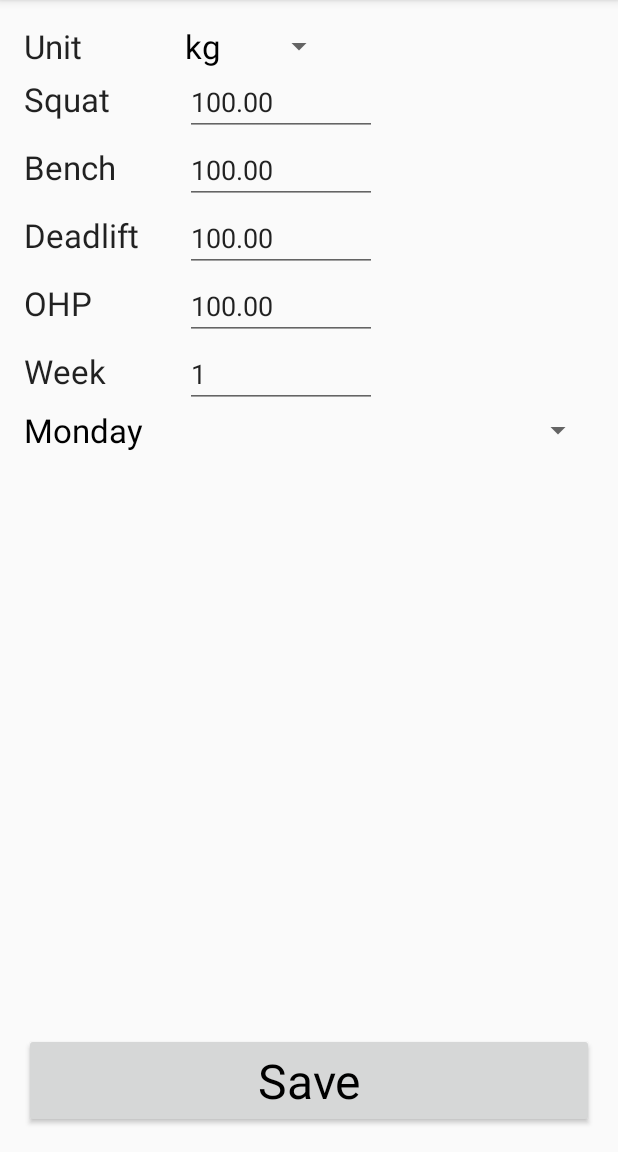
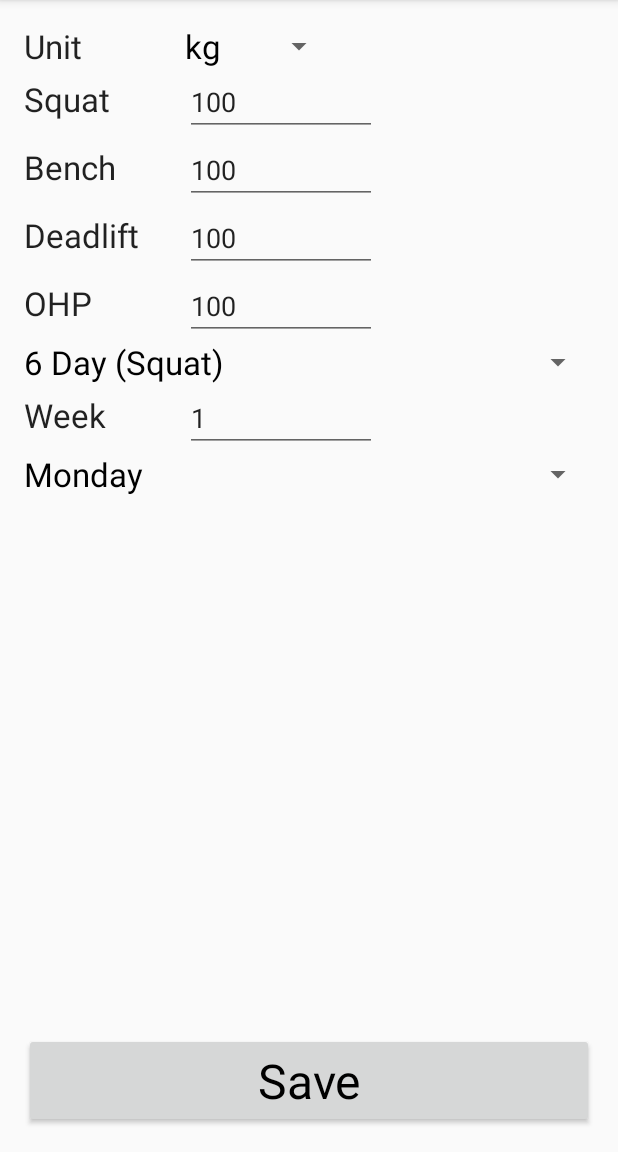
Before and after one commit to grom358/2Suns531, an Android app: the SetupActivity screen opened directly, with no data from a screen before it, on a phone screen of 412 x 824 dp, the part 84-1236 px from its top. Run offline under Robolectric (Android 15) with nearby library versions, the phone set to English and light mode, and no system bars.

Commit message:
Added variations

```diff
--- a/app/src/main/java/com/cameronzemek/workout/SetupActivity.java
+++ b/app/src/main/java/com/cameronzemek/workout/SetupActivity.java
@@ -5,6 +5,7 @@ import android.content.SharedPreferences;
 import android.os.Bundle;
 import android.support.v7.app.AppCompatActivity;
 import android.view.View;
+import android.widget.AdapterView;
 import android.widget.ArrayAdapter;
 import android.widget.EditText;
 import android.widget.Spinner;
@@ -17,6 +18,7 @@ public class SetupActivity extends AppCompatActivity {
     private EditText editWeek;
     private Spinner spinnerDay;
     private Spinner spinnerUnit;
+    private Spinner spinnerVariation;
 
     @Override
     protected void onCreate(Bundle savedInstanceState) {
@@ -32,16 +34,20 @@ public class SetupActivity extends AppCompatActivity {
         spinnerDay = (Spinner) findViewById(R.id.spinnerDay);
         spinnerDay.setAdapter(ArrayAdapter.createFromResource(this, R.array.day, R.layout.spinner_item));
 
+        spinnerVariation = (Spinner) findViewById(R.id.spinnerVariation);
+        spinnerVariation.setAdapter(ArrayAdapter.createFromResource(this, R.array.variations, R.layout.spinner_item));
+
         spinnerUnit = (Spinner) findViewById(R.id.spinnerUnit);
         spinnerUnit.setAdapter(ArrayAdapter.createFromResource(this, R.array.units, R.layout.spinner_item));
 
         SharedPreferences sharedPref = getSharedPreferences(
                 getString(R.string.preference_file_key), Context.MODE_PRIVATE);
         spinnerUnit.setSelection(sharedPref.getString("unit", "kg").equals("kg") ? 0 : 1);
-        editPressWeight.setText(String.format("%.2f", sharedPref.getFloat("press_weight", 100)));
-        editBenchWeight.setText(String.format("%.2f", sharedPref.getFloat("bench_weight", 100)));
-        editSquatWeight.setText(String.format("%.2f", sharedPref.getFloat("squat_weight", 100)));
-        editDeadliftWeight.setText(String.format("%.2f", sharedPref.getFloat("deadlift_weight", 100)));
+        editPressWeight.setText(Util.format(sharedPref.getFloat("press_weight", 100)));
+        editBenchWeight.setText(Util.format(sharedPref.getFloat("bench_weight", 100)));
+        editSquatWeight.setText(Util.format(sharedPref.getFloat("squat_weight", 100)));
+        editDeadliftWeight.setText(Util.format(sharedPref.getFloat("deadlift_weight", 100)));
+        spinnerVariation.setSelection(sharedPref.getInt("variation", WorkoutProgram.VARIATION_6DAY_SQUAT));
         editWeek.setText(Integer.toString(sharedPref.getInt("week", 1)));
         spinnerDay.setSelection(sharedPref.getInt("day_no", 0));
     }
@@ -56,7 +62,24 @@ public class SetupActivity extends AppCompatActivity {
         editor.putFloat("squat_weight", Float.valueOf(editSquatWeight.getText().toString()));
         editor.putFloat("deadlift_weight", Float.valueOf(editDeadliftWeight.getText().toString()));
         editor.putInt("week", Integer.valueOf(editWeek.getText().toString()));
-        editor.putInt("day_no", spinnerDay.getSelectedItemPosition());
+
+        int variation = spinnerVariation.getSelectedItemPosition();
+        editor.putInt("variation", variation);
+
+        int dayNo = spinnerDay.getSelectedItemPosition();
+        // Sanitize day.
+        switch (variation) {
+            case WorkoutProgram.VARIATION_4DAY:
+                if (dayNo == WorkoutProgram.WEDNESDAY) {
+                    // 4 day program does not have saturday.
+                    dayNo = WorkoutProgram.THURSDAY;
+                }
+            case WorkoutProgram.VARIATION_5DAY:
+                if (dayNo > WorkoutProgram.FRIDAY) {
+                    dayNo = WorkoutProgram.MONDAY;
+                }
+        }
+        editor.putInt("day_no", dayNo);
         editor.commit();
     }
 
--- a/app/src/main/res/layout/activity_setup.xml
+++ b/app/src/main/res/layout/activity_setup.xml
@@ -116,6 +116,15 @@
                 android:hint="weight"
                 android:selectAllOnFocus="true" />
 
+            <Spinner
+                android:layout_width="fill_parent"
+                android:layout_height="wrap_content"
+                android:id="@+id/spinnerVariation"
+                grid:layout_columnSpan="2"
+                android:entries="@array/variations"
+                android:padding="0dp"
+                android:textSize="@dimen/text_size_large"/>
+
             <TextView
                 android:layout_width="wrap_content"
                 android:layout_height="wrap_content"
--- a/app/src/main/res/values/strings.xml
+++ b/app/src/main/res/values/strings.xml
@@ -24,6 +24,13 @@
         <item>lb</item>
     </string-array>
 
+    <string-array name="variations">
+        <item>4 Day</item>
+        <item>5 Day</item>
+        <item>6 Day (Squat)</item>
+        <item>6 Day (Deadlift)</item>
+    </string-array>
+
     <string name="workout_key">com.cameronzemek.workout.SESSION</string>
 
     <!-- Preferences -->
```
Also changed, not shown: app/src/main/java/com/cameronzemek/workout/WorkoutProgram.java (+154 -48 lines).
